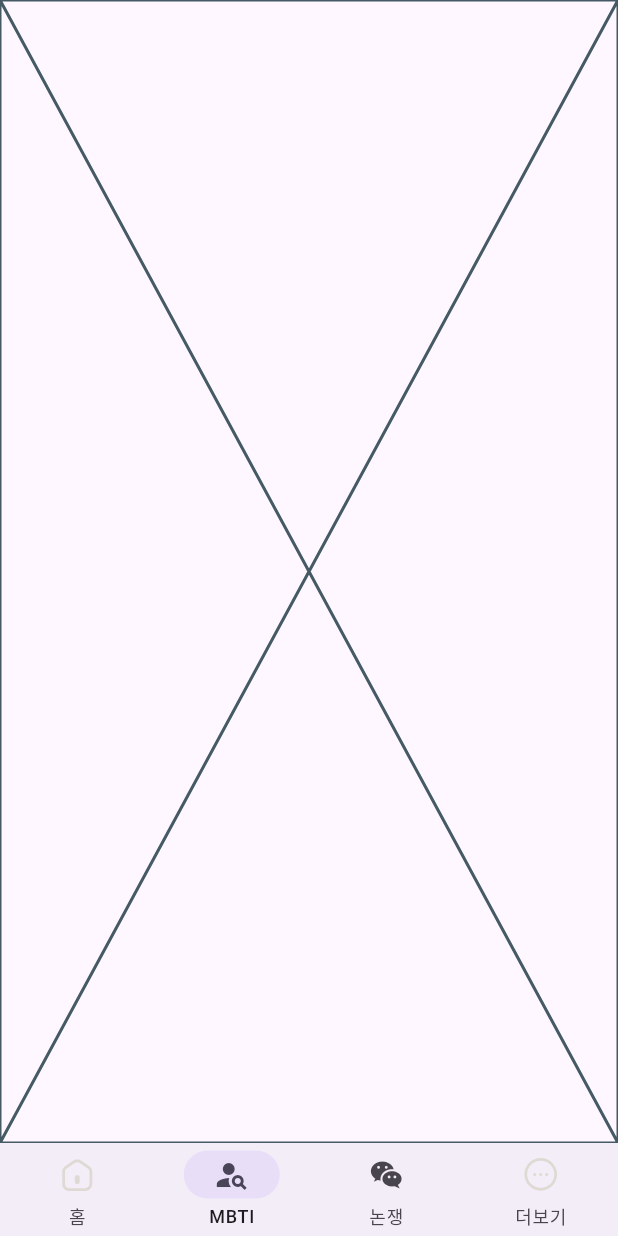
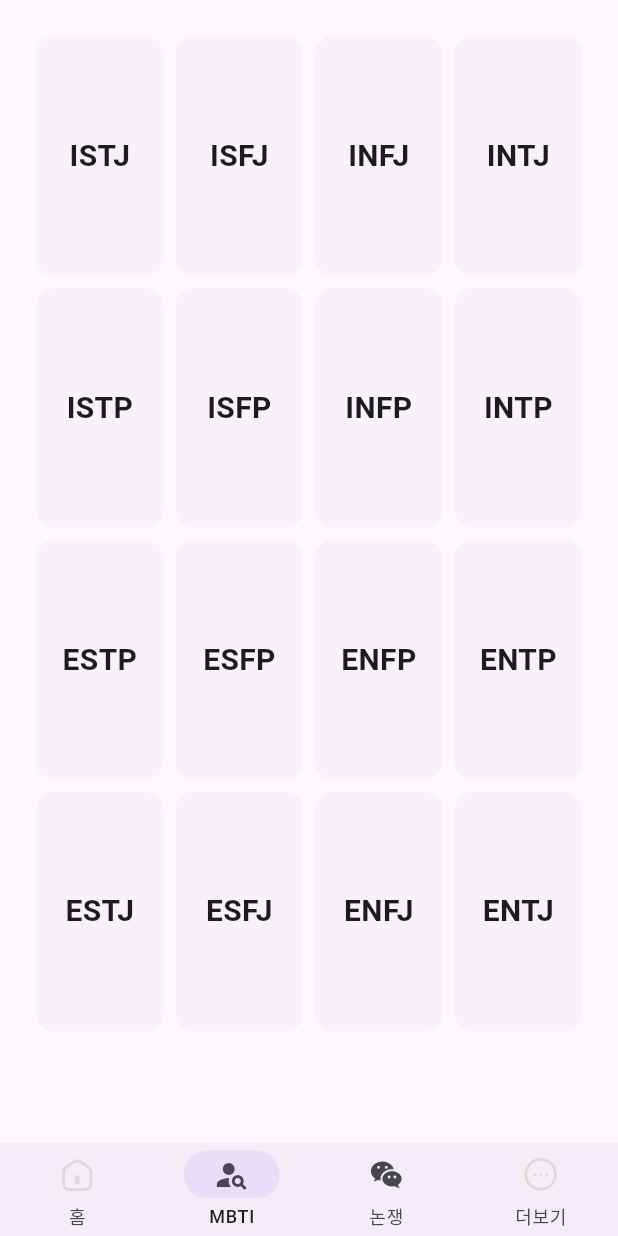
Before and after one commit to AgongKim/type16Flutter, a Flutter app: the screen it shows after launch, item 2 of the bottom bar chosen, on a phone screen of 412 x 824 dp. Run offline on Flutter 3.47's test engine with Material 3 defaults, Android fonts, the phone set to English and light mode, and no system bars; our stand-ins replace firebase_core, flutter_riverpod, flutter_svg, go_router, logger, riverpod_annotation and 1 more; missing offline and left inert: word_cloud; accounts and stored records are empty; generated files the repository leaves out were written again.

```diff
--- /dev/null
+++ b/lib/presentation/mbti/mbti_screen.dart
@@ -0,0 +1,65 @@
+import 'package:flutter/material.dart';
+import 'package:go_router/go_router.dart';
+import 'package:type16_project/globals.dart';
+import 'package:type16_project/presentation/base/base_scaffold_navigation.dart';
+import 'package:type16_project/routing/app_router.dart';
+
+class MbtiScreen extends StatelessWidget {
+  const MbtiScreen({super.key});
+  static const dummyMbtiModels = {
+    'ISTJ': 'ISTJ',
+    'ISFJ': 'ISFJ',
+    'INFJ': 'INFJ',
+    'INTJ': 'INTJ',
+    'ISTP': 'ISTP',
+    'ISFP': 'ISFP',
+    'INFP': 'INFP',
+    'INTP': 'INTP',
+    'ESTP': 'ESTP',
+    'ESFP': 'ESFP',
+    'ENFP': 'ENFP',
+    'ENTP': 'ENTP',
+    'ESTJ': 'ESTJ',
+    'ESFJ': 'ESFJ',
+    'ENFJ': 'ENFJ',
+    'ENTJ': 'ENTJ',
+  };
+
+  @override
+  Widget build(BuildContext context) {
+    var size = MediaQuery.of(context).size;
+
+    /*24 is for notification bar on Android*/
+    final double itemHeight = (size.height - kToolbarHeight - 24) / 2;
+    final double itemWidth = size.width / 2;
+    return Scaffold(
+      body: Container(
+        padding: EdgeInsets.all(20),
+        child: GridView.count(
+            crossAxisCount: 4,
+          childAspectRatio: (itemWidth / itemHeight),
+          shrinkWrap: true,
+          children: dummyMbtiModels.keys.map((key) {
+            return Card(
+              elevation: 0,
+              child: InkWell(
+                onTap: () {
+                  context.goNamed(AppRoute.mbtiDetail.name);
+                },
+                child: Center(
+                  child: Text(
+                    key,
+                    style: TextStyle(
+                      fontSize: 20,
+                      fontWeight: FontWeight.bold,
+                    ),
+                  ),
+                ),
+              ),
+            );
+          }).toList(),
+        )
+      ),
+    );
+  }
+}
--- a/lib/routing/app_router.dart
+++ b/lib/routing/app_router.dart
@@ -3,7 +3,8 @@ import 'package:flutter_riverpod/flutter_riverpod.dart';
 import 'package:go_router/go_router.dart';
 import 'package:riverpod_annotation/riverpod_annotation.dart';
 import 'package:type16_project/presentation/base/base_scaffold_navigation.dart';
-import 'package:type16_project/presentation/home/home_screen.dart';
+import 'package:type16_project/presentation/mbti/mbti_detail_screen.dart';
+import 'package:type16_project/presentation/mbti/mbti_screen.dart';
 import 'package:type16_project/routing/app_startup.dart';
 
 part 'app_router.g.dart';
@@ -59,8 +60,19 @@ GoRouter goRouter(Ref ref) {
                     name: AppRoute.mbti.name,
                     parentNavigatorKey: _mbtiNavigatorKey,
                     pageBuilder: (context, state) {
-                      return const MaterialPage(child: Placeholder());
-                    })
+                      return const MaterialPage(child: MbtiScreen());
+                    },
+                    routes: [
+                      GoRoute(
+                        path:'detail',
+                        name: AppRoute.mbtiDetail.name,
+                        parentNavigatorKey: _mbtiNavigatorKey,
+                        pageBuilder: (context, state) {
+                          return MaterialPage(child: MbtiDetailScreen());
+                        }
+                      ),
+                    ]
+                ),
               ]),
               StatefulShellBranch(navigatorKey: _debateNavigatorKey, routes: [
                 GoRoute(
--- a/pubspec.yaml
+++ b/pubspec.yaml
@@ -41,6 +41,9 @@ dependencies:
   riverpod_annotation: ^2.6.1
   go_router: ^14.4.1
   flutter_svg: ^2.0.14
+  logger: ^2.4.0
+  shared_preferences: ^2.3.3
+  word_cloud: ^1.0.3
 
 dev_dependencies:
   flutter_test:
```
Also changed, not shown: lib/globals.dart (added, +26 -0 lines), lib/presentation/home/home_screen.dart (deleted, +0 -10 lines), lib/presentation/mbti/components/mbti_one_liner_page.dart (added, +54 -0 lines), lib/presentation/mbti/mbti_detail_screen.dart (added, +76 -0 lines), assets/icons/arrow_back.svg (added), pubspec.lock.
